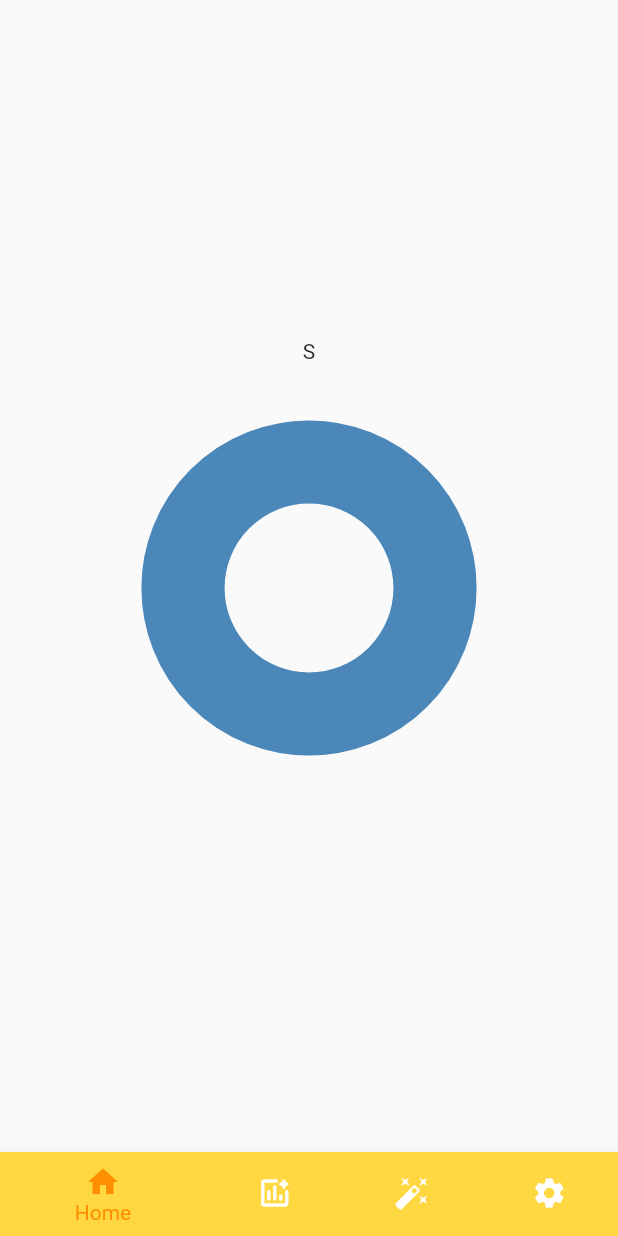
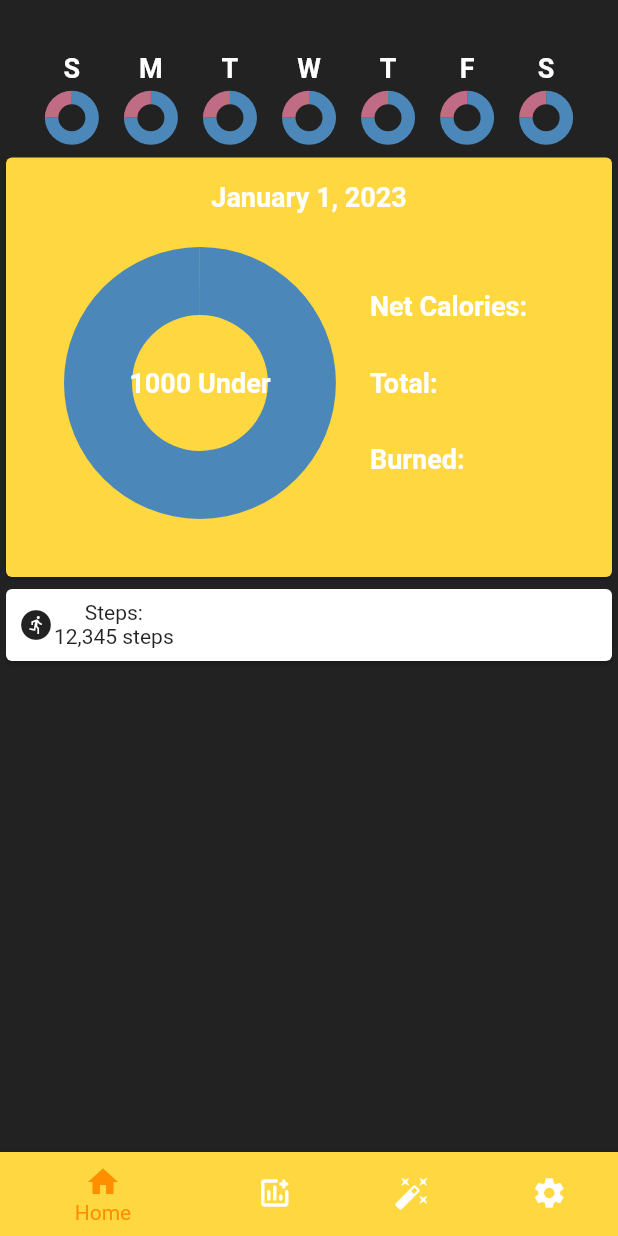
Before and after one commit to SKTDeveloper99/calorie_app_danika, a Flutter app: the screen it shows once a user with an empty profile is signed in, on a phone screen of 412 x 824 dp. Run offline on Flutter 3.47's test engine with Material 2 defaults, Android fonts, the phone set to English and light mode, and no system bars; our stand-ins replace camera, firebase_auth, firebase_core, firebase_database, firebase_messaging, firebase_storage and 5 more; missing offline and left inert: tflite_flutter; accounts and stored records are empty.

Commit message:
home/summary page

```diff
--- a/lib/summary.dart
+++ b/lib/summary.dart
@@ -1,6 +1,7 @@
 import 'package:flutter/material.dart';
 import 'package:syncfusion_flutter_charts/charts.dart';
 import 'package:syncfusion_flutter_charts/sparkcharts.dart';
+import 'size_config.dart';
 
 class SummaryScreen extends StatefulWidget {
   const SummaryScreen({super.key});
@@ -17,22 +18,114 @@ class _SummaryScreenState extends State<SummaryScreen> {
   @override
   Widget build(BuildContext context) {
     return Scaffold(
-        body: SafeArea(
+        body: Container(
+      color: const Color.fromARGB(255, 34, 34, 34),
+      child: SafeArea(
+        child: Column(
+          mainAxisAlignment: MainAxisAlignment.start,
+          children: [
+            SizedBox(height: 35),
+            Row(
+              mainAxisAlignment: MainAxisAlignment.spaceEvenly,
+              children: [
+                SizedBox(width: 10),
+                DailyRing(day: "S"),
+                DailyRing(day: "M"),
+                DailyRing(day: "T"),
+                DailyRing(day: "W"),
+                DailyRing(day: "T"),
+                DailyRing(day: "F"),
+                DailyRing(day: "S"),
+                SizedBox(width: 10),
+              ],
+            ),
+            Card(
+                color: Colors.amberAccent,
+                child: Padding(
+                    padding: EdgeInsets.all(16.0),
                     child: Column(
                       mainAxisAlignment: MainAxisAlignment.center,
                       children: [
+                        Text("January 1, 2023",
+                            style: TextStyle(
+                                fontWeight: FontWeight.bold,
+                                color: Colors.white,
+                                fontSize: 18.0)),
                         Row(
-            mainAxisAlignment: MainAxisAlignment.center,
-            children: [Text("S")],
+                          children: [
+                            Stack(
+                              alignment: AlignmentDirectional.center,
+                              children: [
+                                SizedBox(
+                                  width: SizeConfig.blockSizeHorizontal! * 55,
+                                  height: SizeConfig.blockSizeHorizontal! * 55,
+                                  child: SfCircularChart(
+                                      margin: EdgeInsets.all(0.0),
+                                      series: <CircularSeries>[
+                                        // Renders radial bar chart
+                                        // TODO: make the doughnut thinner
+                                        DoughnutSeries<ChartData, String>(
+                                            dataSource: chartData,
+                                            xValueMapper: (ChartData data, _) =>
+                                                data.x,
+                                            yValueMapper: (ChartData data, _) =>
+                                                data.y)
+                                      ]),
                                 ),
-          SfCircularChart(series: <CircularSeries>[
-            // Renders radial bar chart
-            RadialBarSeries<ChartData, String>(
-                dataSource: chartData,
-                xValueMapper: (ChartData data, _) => data.x,
-                yValueMapper: (ChartData data, _) => data.y)
-          ])
+                                Text(
+                                  "1000 Under",
+                                  style: TextStyle(
+                                      fontWeight: FontWeight.bold,
+                                      color: Colors.white,
+                                      fontSize: 18.0),
+                                ),
                               ],
+                            ),
+                            Expanded(
+                              child: Column(
+                                mainAxisAlignment:
+                                    MainAxisAlignment.spaceEvenly,
+                                crossAxisAlignment: CrossAxisAlignment.start,
+                                children: [
+                                  Text("Net Calories:",
+                                      style: TextStyle(
+                                          fontWeight: FontWeight.bold,
+                                          color: Colors.white,
+                                          fontSize: 18.0)),
+                                  SizedBox(
+                                    height: 30,
+                                  ),
+                                  Text("Total:",
+                                      style: TextStyle(
+                                          fontWeight: FontWeight.bold,
+                                          color: Colors.white,
+                                          fontSize: 18.0)),
+                                  SizedBox(
+                                    height: 30,
+                                  ),
+                                  Text("Burned:",
+                                      style: TextStyle(
+                                          fontWeight: FontWeight.bold,
+                                          color: Colors.white,
+                                          fontSize: 18.0))
+                                ],
+                              ),
+                            )
+                          ],
+                        )
+                      ],
+                    ))),
+            Card(
+                child: Padding(
+                    padding: EdgeInsets.all(8.0),
+                    child: Row(
+                      children: [
+                        Icon(Icons.run_circle),
+                        Column(children: [Text("Steps:"), Text("12,345 steps")])
+                      ],
+                    )))
+          ],
+        ),
       ),
     ));
   }
@@ -44,3 +137,42 @@ class ChartData {
   final String x;
   final double y;
 }
+
+class DailyRing extends StatelessWidget {
+  DailyRing({super.key, required this.day});
+  String day;
+  List<ChartData> chartData = [
+    ChartData("asdf", 75),
+    ChartData("asdf", 25),
+  ];
+
+  @override
+  Widget build(BuildContext context) {
+    return Center(
+      child: Column(
+        mainAxisAlignment: MainAxisAlignment.center,
+        children: [
+          Text(day,
+              style: TextStyle(
+                  fontWeight: FontWeight.bold,
+                  color: Colors.white,
+                  fontSize: 18.0)),
+          Container(
+            // color: Colors.amber,
+            width: 45,
+            height: 45,
+            child: SfCircularChart(
+                margin: EdgeInsets.all(0.0),
+                series: <CircularSeries>[
+                  // Renders radial bar chart
+                  DoughnutSeries<ChartData, String>(
+                      dataSource: chartData,
+                      xValueMapper: (ChartData data, _) => data.x,
+                      yValueMapper: (ChartData data, _) => data.y)
+                ]),
+          )
+        ],
+      ),
+    );
+  }
+}
```
Lines whose indentation alone changed are shown as unchanged.
